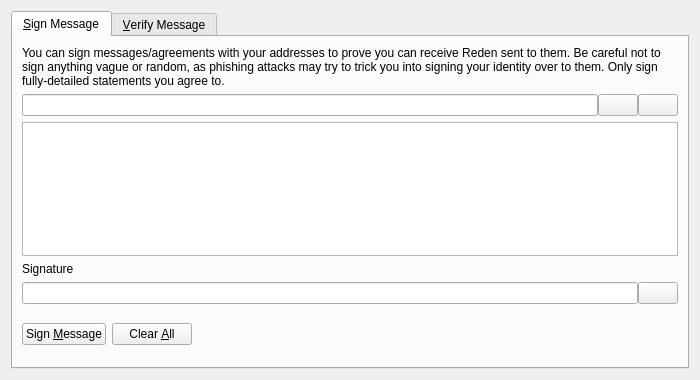
HTHcoin/HTH-Legacy-old-chain, file src/qt/forms/signverifymessagedialog.ui: the form before one commit.
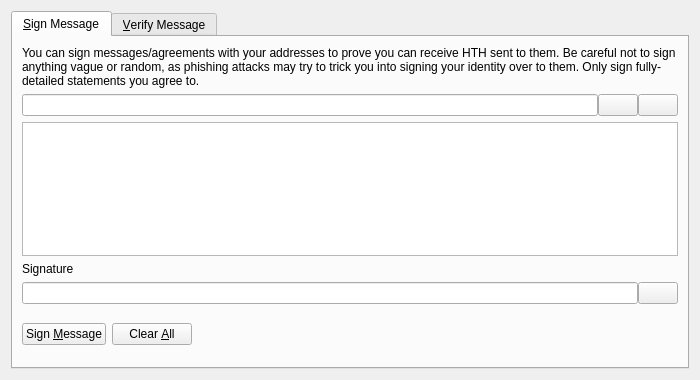
The form after the commit. Custom widgets are drawn as their Qt base class.

```diff
--- a/src/qt/forms/signverifymessagedialog.ui
+++ b/src/qt/forms/signverifymessagedialog.ui
@@ -30,7 +30,7 @@
        <item>
         <widget class="QLabel" name="infoLabel_SM">
          <property name="text">
-          <string>You can sign messages/agreements with your addresses to prove you can receive Reden sent to them. Be careful not to sign anything vague or random, as phishing attacks may try to trick you into signing your identity over to them. Only sign fully-detailed statements you agree to.</string>
+          <string>You can sign messages/agreements with your addresses to prove you can receive HTH sent to them. Be careful not to sign anything vague or random, as phishing attacks may try to trick you into signing your identity over to them. Only sign fully-detailed statements you agree to.</string>
          </property>
          <property name="textFormat">
           <enum>Qt::PlainText</enum>
```
Left out of the diff: 10 changed lines with no effect on the pictures.
